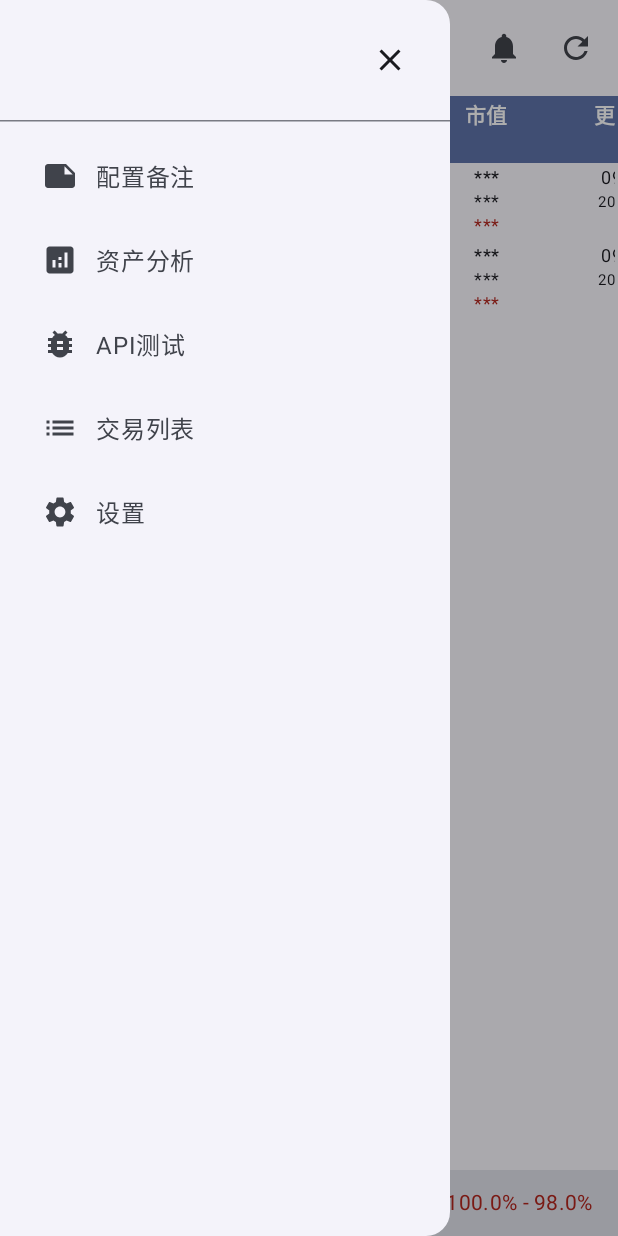
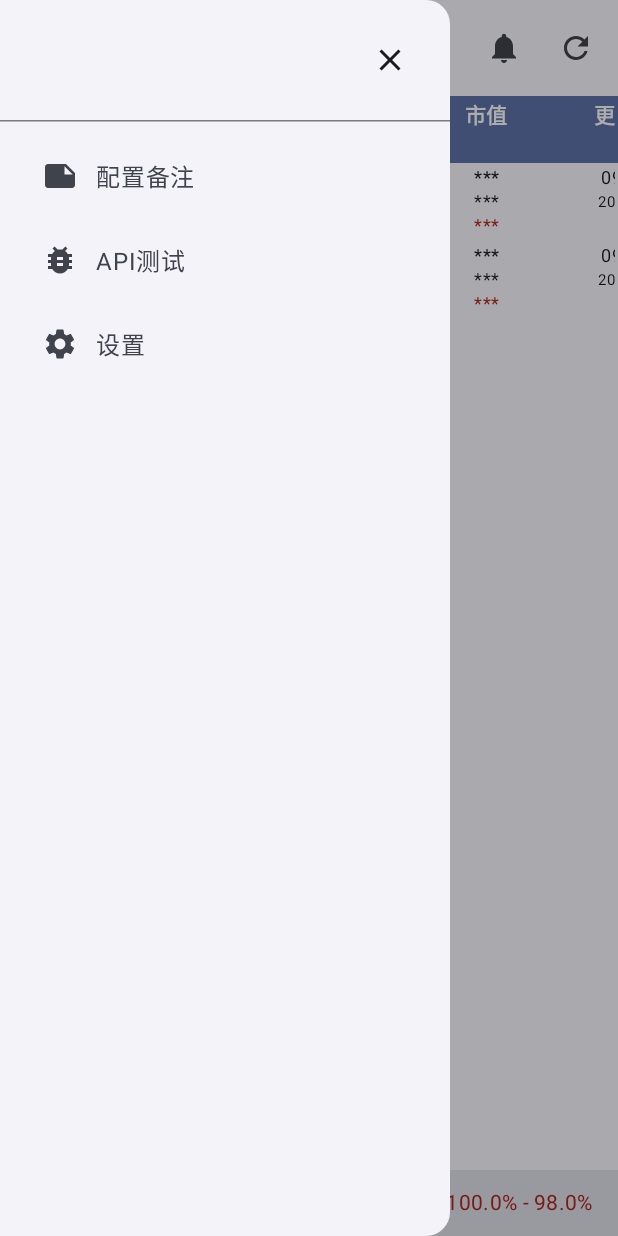
Before and after one commit to supplient/SAAA, an Android app built with Jetpack Compose: the AssetListScreen screen opened through its navigation route, after a tap on "菜单", on a phone screen of 412 x 824 dp. Run offline under Robolectric (Android 15) with nearby library versions, the phone set to English and light mode, and no system bars; our stand-ins replace Dagger/Hilt's generated code, Room's generated code.

Commit message:
feat: 将资产分析界面和交易记录列表的入口改为资产列表界面顶部的两个按钮

```diff
--- a/StrategicAssetAllocationAssistant/app/src/main/java/com/example/strategicassetallocationassistant/ui/asset/AppDrawer.kt
+++ b/StrategicAssetAllocationAssistant/app/src/main/java/com/example/strategicassetallocationassistant/ui/asset/AppDrawer.kt
@@ -2,12 +2,10 @@ package com.example.strategicassetallocationassistant
 
 import androidx.compose.foundation.layout.*
 import androidx.compose.material.icons.Icons
-import androidx.compose.material.icons.filled.Analytics
 import androidx.compose.material.icons.filled.BugReport
 import androidx.compose.material.icons.filled.Close
 import androidx.compose.material.icons.filled.Note
 import androidx.compose.material.icons.filled.Settings
-import androidx.compose.material.icons.automirrored.filled.List
 import androidx.compose.material3.*
 import androidx.compose.runtime.Composable
 import androidx.compose.ui.Alignment
@@ -16,16 +14,14 @@ import androidx.compose.ui.unit.dp
 
 /**
  * 应用侧边栏组件
- * 包含配置备注、资产分析、API测试、交易列表、设置五个菜单项
+ * 包含配置备注、API测试、设置三个菜单项
  */
 @OptIn(ExperimentalMaterial3Api::class)
 @Composable
 fun AppDrawer(
     onClose: () -> Unit,
     onNavigateToConfigNote: () -> Unit,
-    onNavigateToAssetAnalysis: () -> Unit,
     onNavigateToApiTest: () -> Unit,
-    onNavigateToTransactions: () -> Unit,
     onNavigateToSettings: () -> Unit,
     modifier: Modifier = Modifier
 ) {
@@ -72,23 +68,6 @@ fun AppDrawer(
                 modifier = Modifier.padding(horizontal = 12.dp)
             )
 
-            // 资产分析
-            NavigationDrawerItem(
-                icon = {
-                    Icon(
-                        imageVector = Icons.Default.Analytics,
-                        contentDescription = null
-                    )
-                },
-                label = { Text("资产分析") },
-                selected = false,
-                onClick = {
-                    onNavigateToAssetAnalysis()
-                    onClose()
-                },
-                modifier = Modifier.padding(horizontal = 12.dp)
-            )
-
             // API测试
             NavigationDrawerItem(
                 icon = {
@@ -101,23 +80,6 @@ fun AppDrawer(
                 selected = false,
                 onClick = {
                     onNavigateToApiTest()
-                    onClose()
-                },
-                modifier = Modifier.padding(horizontal = 12.dp)
-            )
-
-            // 交易列表
-            NavigationDrawerItem(
-                icon = {
-                    Icon(
-                        imageVector = Icons.AutoMirrored.Filled.List,
-                        contentDescription = null
-                    )
-                },
-                label = { Text("交易列表") },
-                selected = false,
-                onClick = {
-                    onNavigateToTransactions()
                     onClose()
                 },
                 modifier = Modifier.padding(horizontal = 12.dp)
--- a/StrategicAssetAllocationAssistant/app/src/main/java/com/example/strategicassetallocationassistant/ui/asset/AssetListScreen.kt
+++ b/StrategicAssetAllocationAssistant/app/src/main/java/com/example/strategicassetallocationassistant/ui/asset/AssetListScreen.kt
@@ -11,6 +11,8 @@ import androidx.compose.material.icons.filled.Refresh
 import androidx.compose.material.icons.filled.Visibility
 import androidx.compose.material.icons.filled.VisibilityOff
 import androidx.compose.material.icons.filled.Sort
+import androidx.compose.material.icons.filled.Analytics
+import androidx.compose.material.icons.automirrored.filled.List
 import androidx.compose.foundation.clickable
 import androidx.compose.material3.*
 import androidx.compose.runtime.*
@@ -78,9 +80,7 @@ fun AssetListScreen(
                 AppDrawer(
                     onClose = { scope.launch { drawerState.close() } },
                     onNavigateToConfigNote = onOpenConfigNote,
-                    onNavigateToAssetAnalysis = onOpenAssetAnalysis,
                     onNavigateToApiTest = onOpenApiTest,
-                    onNavigateToTransactions = onOpenTransactions,
                     onNavigateToSettings = onOpenSettings
                 )
             }
@@ -98,6 +98,14 @@ fun AssetListScreen(
                         // 新增资产按钮
                         IconButton(onClick = onAddAsset) {
                             Icon(Icons.Default.Add, contentDescription = "新增资产")
+                        }
+                        // 资产分析按钮
+                        IconButton(onClick = onOpenAssetAnalysis) {
+                            Icon(Icons.Default.Analytics, contentDescription = "资产分析")
+                        }
+                        // 交易记录按钮
+                        IconButton(onClick = onOpenTransactions) {
+                            Icon(Icons.AutoMirrored.Filled.List, contentDescription = "交易记录")
                         }
                         // 排序按钮
                         IconButton(onClick = { showSortDialog = true }) {
```
Also changed, not shown: 1 other file.
